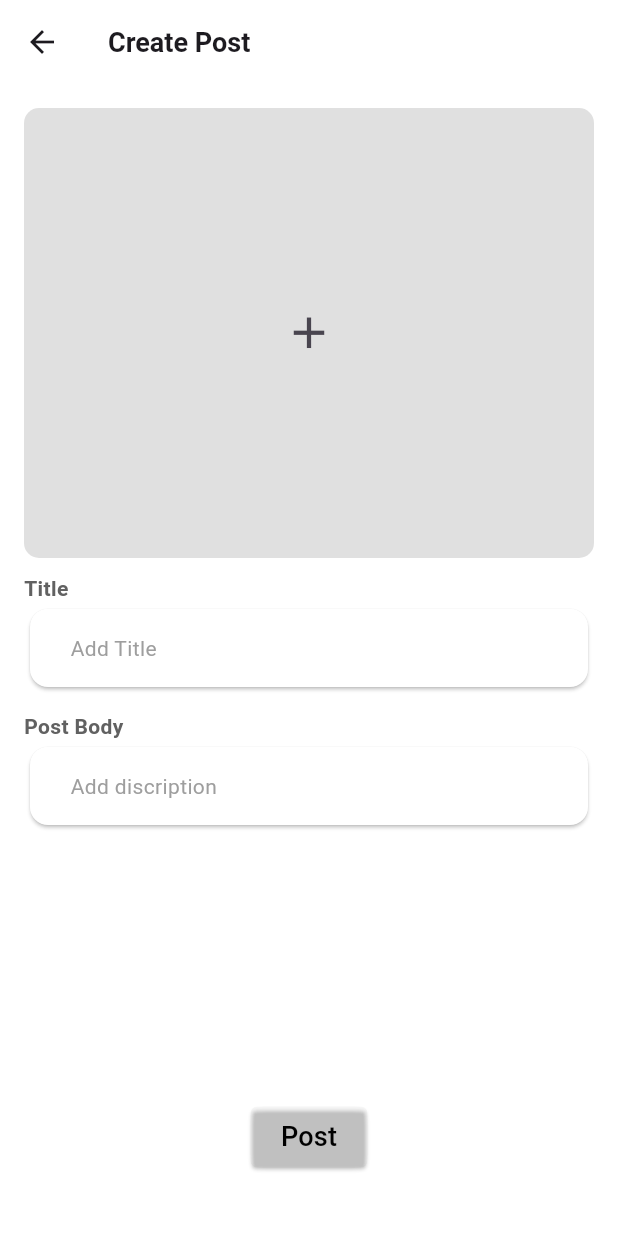
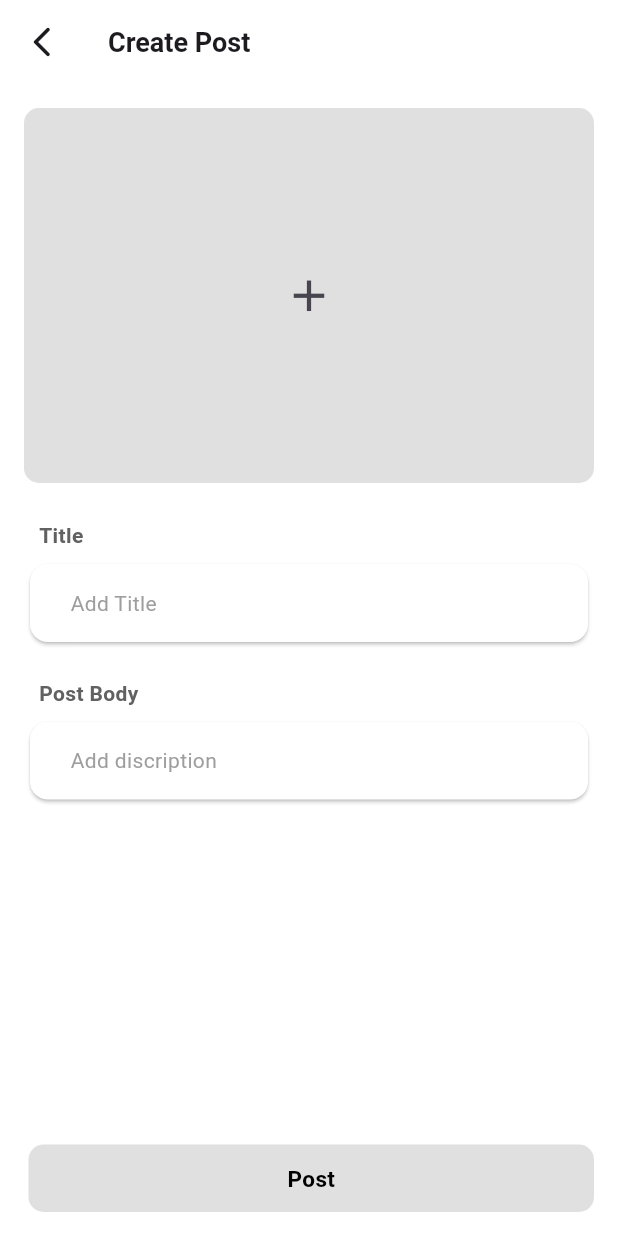
Before and after one commit to kashishpatil1218/post_api, a Flutter app: the AddPostPage screen opened directly, on a phone screen of 412 x 824 dp. Run offline on Flutter 3.47's test engine with Material 3 defaults, Android fonts, the phone set to English and light mode, and no system bars; our stand-ins replace lottie; network calls fail; project files that could hold a hidden picture were left out.

Commit message:
12-06-25

```diff
--- a/lib/view/addpostpage.dart
+++ b/lib/view/addpostpage.dart
@@ -62,7 +62,15 @@ class _AddPostPageState extends State<AddPostPage> {
   Widget build(BuildContext context) {
     return Scaffold(
       backgroundColor: Colors.white,
+      resizeToAvoidBottomInset: false,
+
       appBar: AppBar(
+        leading: IconButton(
+          onPressed: () {
+            Navigator.of(context).pop();
+          },
+          icon: Icon(Icons.arrow_back_ios_new_rounded),
+        ),
         backgroundColor: Colors.white,
         scrolledUnderElevation: 0,
         title: Text(
@@ -76,7 +84,7 @@ class _AddPostPageState extends State<AddPostPage> {
           child: Column(
             children: [
               Container(
-                height: 300,
+                height: 250,
                 width: double.infinity,
                 decoration: BoxDecoration(
                   color: Colors.black12,
@@ -91,7 +99,9 @@ class _AddPostPageState extends State<AddPostPage> {
                               return AlertDialog(
                                 content: TextField(
                                   controller: imageUrlController,
-                            decoration: InputDecoration(labelText: 'Image URL'),
+                                  decoration: InputDecoration(
+                                    labelText: 'Image URL',
+                                  ),
                                 ),
                                 actions: [
                                   TextButton(
@@ -104,7 +114,10 @@ class _AddPostPageState extends State<AddPostPage> {
                                 ],
                                 title: Text(
                                   'Add Image Url',
-                            style: TextStyle(color: Colors.black, fontSize: 15),
+                                  style: TextStyle(
+                                    color: Colors.black,
+                                    fontSize: 15,
+                                  ),
                                 ),
                               );
                             },
@@ -118,15 +131,21 @@ class _AddPostPageState extends State<AddPostPage> {
                           imageUrlController.text,
                           fit: BoxFit.cover,
                           errorBuilder: (context, error, stackTrace) => Center(
-                      child: Icon(Icons.broken_image, size: 50, color: Colors.grey),
+                            child: Icon(
+                              Icons.broken_image,
+                              size: 50,
+                              color: Colors.grey,
+                            ),
                           ),
                         ),
                       ),
               ),
 
-              SizedBox(height: 10),
+              SizedBox(height: 25),
               Align(
                 alignment: Alignment.topLeft,
+                child: Padding(
+                  padding: EdgeInsets.only(left: 10),
                   child: Text(
                     'Title',
                     style: TextStyle(
@@ -135,6 +154,8 @@ class _AddPostPageState extends State<AddPostPage> {
                     ),
                   ),
                 ),
+              ),
+              SizedBox(height: 5),
               Card(
                 color: Colors.white,
                 child: Padding(
@@ -160,9 +181,11 @@ class _AddPostPageState extends State<AddPostPage> {
                   ),
                 ),
               ),
-              SizedBox(height: 12),
+              SizedBox(height: 20),
               Align(
                 alignment: Alignment.topLeft,
+                child: Padding(
+                  padding: EdgeInsets.only(left: 10),
                   child: Text(
                     'Post Body',
                     style: TextStyle(
@@ -171,6 +194,8 @@ class _AddPostPageState extends State<AddPostPage> {
                     ),
                   ),
                 ),
+              ),
+              SizedBox(height: 5),
               Card(
                 color: Colors.white,
                 child: Padding(
@@ -199,29 +224,65 @@ class _AddPostPageState extends State<AddPostPage> {
 
               SizedBox(height: 180),
 
-              Align(
-                alignment: Alignment.center,
-                child: ElevatedButton(
-                  onPressed: _submitPost,
-                  style: ElevatedButton.styleFrom(
-                    backgroundColor: Colors.white10,
-                    shape: ContinuousRectangleBorder(
-                      borderRadius: BorderRadiusGeometry.circular(10),
-                    ),
-                    padding: EdgeInsets.only(
-                      left: 20,
-                      right: 20,
-                      top: 5,
-                      bottom: 5,
-                    ),
-                  ),
-                  child: Text(
-                    'Post',
-                    style: TextStyle(fontSize: 18, color: Colors.black),
+              // Align(
+              //   alignment: Alignment.center,
+              //   child: ElevatedButton(
+              //     onPressed: _submitPost,
+              //     style: ElevatedButton.styleFrom(
+              //       backgroundColor: Colors.white10,
+              //       shape: ContinuousRectangleBorder(
+              //         borderRadius: BorderRadiusGeometry.circular(10),
+              //       ),
+              //       padding: EdgeInsets.only(
+              //         left: 20,
+              //         right: 20,
+              //         top: 5,
+              //         bottom: 5,
+              //       ),
+              //     ),
+              //     child: Text(
+              //       'Post',
+              //       style: TextStyle(fontSize: 18, color: Colors.black),
+              //     ),
+              //   ),
+              // ),
+            ],
           ),
         ),
       ),
-            ],
+      // floatingActionButton: FloatingActionButton(
+      //   backgroundColor: Colors.white10,
+      //   onPressed: () => _submitPost(),
+      //   child: Text(
+      //     'Post',
+      //     style: TextStyle(
+      //       color: Colors.black,
+      //       fontSize: 15,
+      //       fontWeight: FontWeight.bold,
+      //     ),
+      //   ),
+      // ),
+      floatingActionButton: Padding(
+        padding: EdgeInsets.only(left: 35),
+        child: GestureDetector(
+          onTap: () => _submitPost(),
+          child: Container(
+            height: 45,
+            width: double.infinity,
+            decoration: BoxDecoration(
+              color: Colors.black12,
+              borderRadius: BorderRadius.circular(10),
+            ),
+            child: Center(
+              child: Text(
+                'Post',
+                style: TextStyle(
+                  fontSize: 15,
+                  fontWeight: FontWeight.bold,
+                  color: Colors.black,
+                ),
+              ),
+            ),
           ),
         ),
       ),
```
Lines whose indentation alone changed are shown as unchanged.
